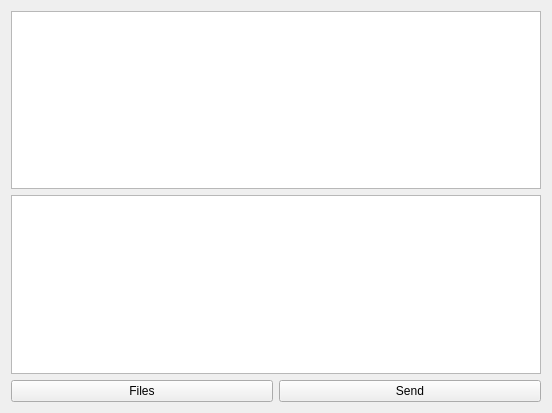
meng-zha/ChatBox, file chatting.ui: the form before one commit.
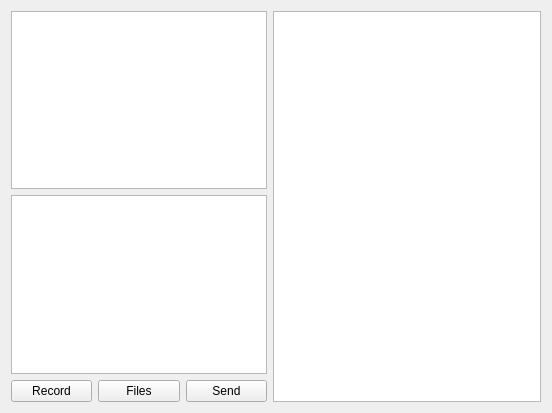
The form after the commit.

```diff
--- a/chatting.ui
+++ b/chatting.ui
@@ -14,30 +14,40 @@
    <string>Form</string>
   </property>
   <layout class="QGridLayout" name="gridLayout">
-   <item row="2" column="0">
+   <item row="0" column="3" rowspan="3">
+    <widget class="QTableWidget" name="emoji_table"/>
+   </item>
+   <item row="1" column="0" colspan="3">
+    <widget class="QTextEdit" name="send_textEdit"/>
+   </item>
+   <item row="2" column="2">
+    <widget class="QPushButton" name="send_pushButton">
+     <property name="text">
+      <string>Send</string>
+     </property>
+    </widget>
+   </item>
+   <item row="2" column="1">
     <widget class="QPushButton" name="files_pushButton">
      <property name="text">
       <string>Files</string>
      </property>
     </widget>
    </item>
-   <item row="0" column="0" colspan="2">
+   <item row="2" column="0">
+    <widget class="QPushButton" name="record_btn">
+     <property name="text">
+      <string>Record</string>
+     </property>
+    </widget>
+   </item>
+   <item row="0" column="0" colspan="3">
     <widget class="QTextEdit" name="info_display">
      <property name="readOnly">
       <bool>true</bool>
      </property>
     </widget>
    </item>
-   <item row="2" column="1">
-    <widget class="QPushButton" name="send_pushButton">
-     <property name="text">
-      <string>Send</string>
-     </property>
-    </widget>
-   </item>
-   <item row="1" column="0" colspan="2">
-    <widget class="QTextEdit" name="send_textEdit"/>
-   </item>
   </layout>
  </widget>
  <resources/>
```
